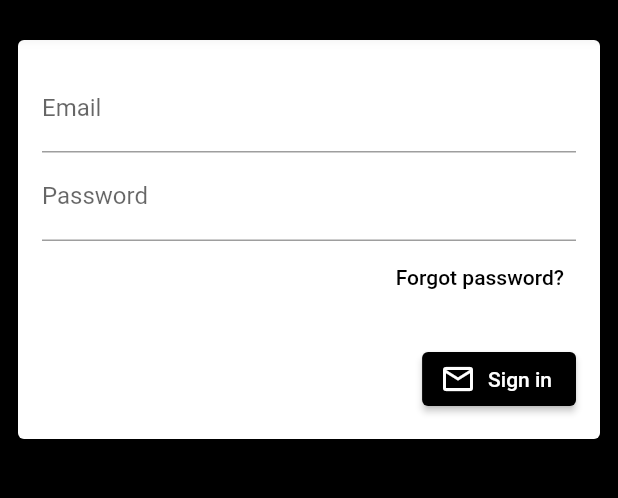
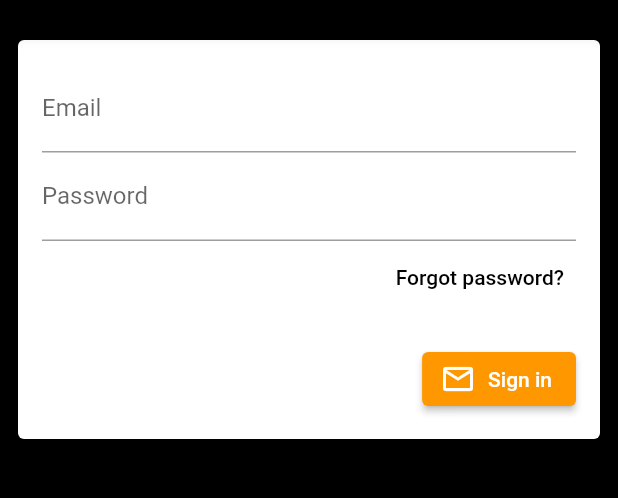
Before and after one commit to HealthyMindTech/betty, a Flutter app: the screen it shows after launch, after a tap on "Sign in with email", on a phone screen of 412 x 824 dp, the part 62-560 px from its top. Run offline on Flutter 3.47's test engine with Material 2 defaults, Android fonts, the light colour scheme and no system bars; our stand-ins replace cloud_firestore, firebase_auth, firebase_core, flutter_signin_button, google_sign_in; missing offline and left inert: dart:html; accounts and stored records are empty.

Commit message:
Update design of login buttons

```diff
--- a/lib/signin.dart
+++ b/lib/signin.dart
@@ -54,7 +54,7 @@ class LoginModal extends StatelessWidget {
                       innerPadding: EdgeInsets.all(4),
                       text: 'Sign in with Google',
                       fontSize: 18,
-                      width: double.infinity,
+                      width: 400,
                       onPressed: () async {
                         await _signInWithGoogle(context);
                       })),
@@ -72,7 +72,7 @@ class LoginModal extends StatelessWidget {
                   innerPadding: EdgeInsets.all(18),
                   text: 'Sign in with email',
                   fontSize: 18,
-                  width: double.infinity,
+                  width: 400,
                   onPressed: () => Navigator.of(context).push(MaterialPageRoute(
                       builder: (context) =>
                           SigninWithPasswordScreen(onLogin: onLogin))),
@@ -189,7 +189,12 @@ class SigninWithPasswordScreen extends StatelessWidget {
         body: Builder(builder: (BuildContext context) {
           return ListView(
               padding: const EdgeInsets.all(8),
-              children: <Widget>[EmailSignin(onLogin: onLogin)]);
+              children: <Widget>[
+                Align(
+                    alignment: Alignment.center, //or choose another Alignment
+                    child: SizedBox(
+                    width: 400,
+                child: EmailSignin(onLogin: onLogin)))]);
         }));
   }
 }
@@ -260,6 +265,9 @@ class _EmailSigninState extends State<EmailSignin> {
                       }
                     },
                     label: Text('Sign in'),
+                    style: ElevatedButton.styleFrom(
+                      primary: Colors.orange,
+                    ),
                   ),
                 ),
               ],
@@ -347,7 +355,11 @@ class _ForgotPasswordState extends State<ForgotPasswordScreen> {
                 alignment: Alignment.center,
                 padding: const EdgeInsets.only(bottom: 30),
                 child: Text("No worries. Let's get you back in!")),
-            Form(
+        Align(
+        alignment: Alignment.center, //or choose another Alignment
+        child: SizedBox(
+        width: 400,
+        child: Form(
                 key: _formKey,
                 child: Card(
                     child: Padding(
@@ -378,10 +390,13 @@ class _ForgotPasswordState extends State<ForgotPasswordScreen> {
                                 icon: Icon(Icons.person_add),
                                 onPressed: _passwordReset,
                                 label: Text('Send Email'),
+                                style: ElevatedButton.styleFrom(
+                                  primary: Colors.orange,
+                                  ),
                               ),
                             )
                           ],
-                        )))),
+                        )))))),
           ],
         );
       }),
@@ -433,7 +448,12 @@ class RegistrationScreen extends StatelessWidget {
         return ListView(
           padding: const EdgeInsets.all(8),
           children: <Widget>[
-            _EmailPasswordForm(onLogin: onLogin),
+            Align(
+                alignment: Alignment.center, //or choose another Alignment
+                child: SizedBox(
+                width: 400,
+                child:
+                _EmailPasswordForm(onLogin: onLogin)))
           ],
         );
       }),
@@ -499,6 +519,9 @@ class _EmailPasswordFormState extends State<_EmailPasswordForm> {
                       }
                     },
                     label: Text('Register'),
+                    style: ElevatedButton.styleFrom(
+                      primary: Colors.orange,
+                    ),
                   ),
                 ),
               ],
```
